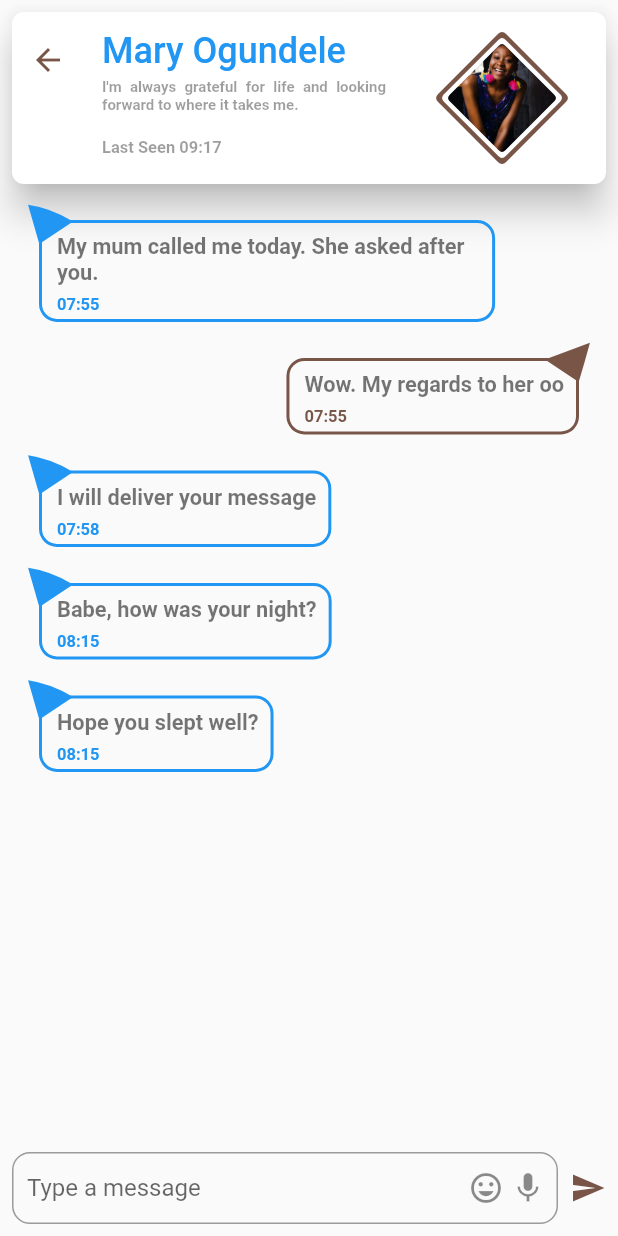
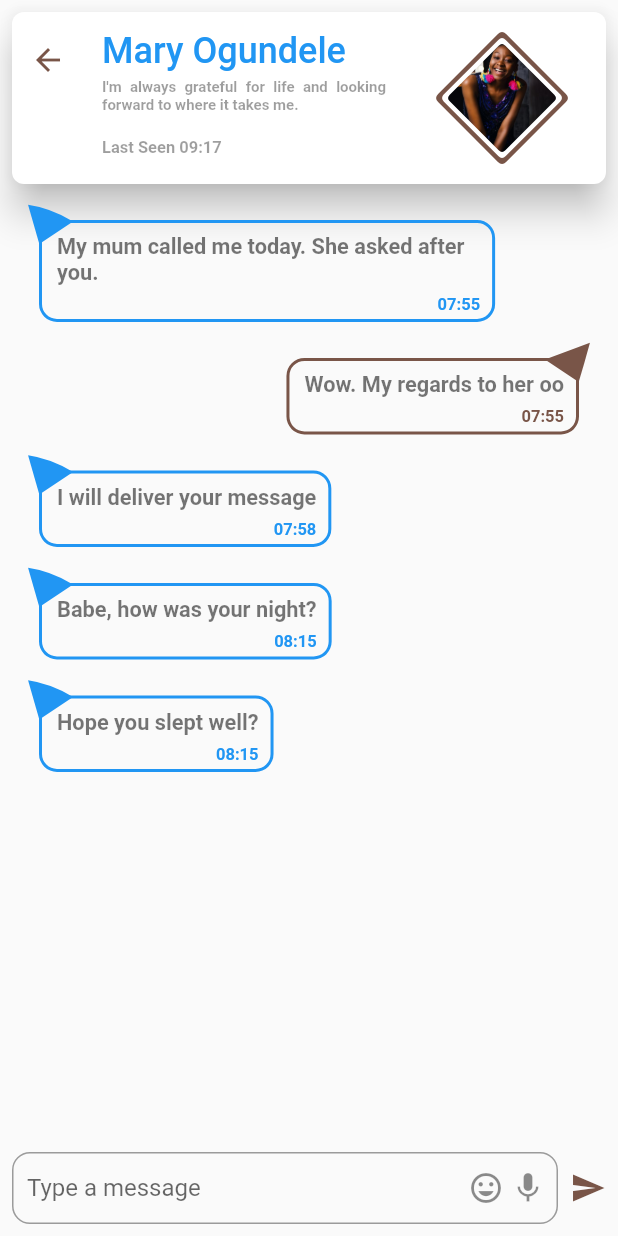
Before and after one commit to Aanu1995/flutter_ui_challenge_1, a Flutter app: the screen it shows after launch, after a tap on "Mary Ogundele", on a phone screen of 412 x 824 dp. Run offline on Flutter 3.47's test engine with Material 2 defaults, Android fonts, the phone set to English and light mode, and no system bars.

Commit message:
code improvement

```diff
--- a/lib/view/screens/chat/chat_page.dart
+++ b/lib/view/screens/chat/chat_page.dart
@@ -3,7 +3,7 @@ import 'package:flutter/material.dart';
 import 'package:ui_challenge_1/model/message.dart';
 import 'package:ui_challenge_1/view/utils/message_utils.dart';
 
-import 'components/chat_page_message_box.dart';
+import 'components/chat_page_messages.dart';
 import 'components/chat_page_profile_card.dart';
 import 'components/chat_page_textfield.dart';
 
@@ -34,13 +34,11 @@ class ChatPage extends StatelessWidget {
                   itemCount: messageList.length,
                   itemBuilder: (context, index) {
                     final message = messageList[index];
-                    return Align(
-                      alignment:
-                          message.isMe ? Alignment.topRight : Alignment.topLeft,
-                      child: MessageBox(
-                        message: message,
-                        color: color,
-                      ),
+                    return Messages(
+                      message: message.message,
+                      time: message.time,
+                      isMyMessage: message.isMe,
+                      color: color,
                     );
                   },
                 ),
--- a/lib/view/screens/chat/components/chat_page_message_box.dart
+++ /dev/null
@@ -1,105 +0,0 @@
-import 'package:flutter/material.dart';
-
-import 'package:ui_challenge_1/model/message.dart';
-import 'package:ui_challenge_1/view/components/clipper/dp_clipper.dart';
-
-class MessageBox extends StatelessWidget {
-  final Color color;
-  final Message message;
-
-  const MessageBox({this.color, this.message});
-
-  @override
-  Widget build(BuildContext context) {
-    double width = MediaQuery.of(context).size.width;
-    print(width * 0.02);
-    final colorContext = Theme.of(context);
-    return SizedBox(
-      child: Container(
-        child: Stack(
-          alignment: message.isMe ? Alignment.topRight : Alignment.topLeft,
-          children: <Widget>[
-            Container(
-              padding: EdgeInsets.only(left: 10.0, right: 8.0, bottom: 3.0),
-              margin: EdgeInsets.symmetric(vertical: 12).add(EdgeInsets.only(
-                left: message.isMe ? width * 0.16 : 10,
-                right: message.isMe ? 10 : width * 0.16,
-              )),
-              decoration: BoxDecoration(
-                borderRadius: message.isMe
-                    ? BorderRadius.only(
-                        topLeft: Radius.circular(12),
-                        bottomLeft: Radius.circular(12),
-                        bottomRight: Radius.circular(12),
-                      )
-                    : BorderRadius.only(
-                        topRight: Radius.circular(12),
-                        bottomLeft: Radius.circular(12),
-                        bottomRight: Radius.circular(12),
-                      ),
-                border: Border.all(
-                  width: 2.0,
-                  color: message.isMe ? color : Theme.of(context).primaryColor,
-                ),
-              ),
-              child: Column(
-                crossAxisAlignment: CrossAxisAlignment.start,
-                children: <Widget>[
-                  Padding(
-                    padding: const EdgeInsets.only(top: 8.0, bottom: 6.0),
-                    child: Text(
-                      message.message,
-                      textAlign: TextAlign.start,
-                      style: TextStyle(
-                        color: Colors.black54,
-                        fontSize: 14.5,
-                        fontWeight: FontWeight.w600,
-                      ),
-                    ),
-                  ),
-                  Text(
-                    message.time,
-                    style: TextStyle(
-                      color: message.isMe ? color : colorContext.primaryColor,
-                      fontSize: 11.0,
-                      fontWeight: FontWeight.w600,
-                    ),
-                  ),
-                ],
-              ),
-            ),
-            message.isMe
-                ? Positioned(
-                    top: 1,
-                    right: 2.7,
-                    child: Container(
-                      width: 30,
-                      height: 30,
-                      child: ClipPath(
-                        clipper: MessageClipper(),
-                        child: Container(
-                          color: color,
-                        ),
-                      ),
-                    ),
-                  )
-                : Positioned(
-                    top: 1,
-                    left: 2.7,
-                    child: Container(
-                      width: 30,
-                      height: 30,
-                      child: ClipPath(
-                        clipper: MessageClipper2(),
-                        child: Container(
-                          color: colorContext.primaryColor,
-                        ),
-                      ),
-                    ),
-                  )
-          ],
-        ),
-      ),
-    );
-  }
-}
--- /dev/null
+++ b/lib/view/screens/chat/components/chat_page_messages.dart
@@ -0,0 +1,50 @@
+import 'package:flutter/material.dart';
+
+import 'message.dart';
+
+class Messages extends StatelessWidget {
+  final Color color;
+  final String message;
+  final String time;
+  final bool isMyMessage;
+
+  const Messages(
+      {this.color = Colors.pink,
+      this.message,
+      this.time,
+      this.isMyMessage = true});
+
+  @override
+  Widget build(BuildContext context) {
+    Color primaryColor = Theme.of(context).primaryColor;
+    return MessageBox(
+      color: isMyMessage ? color : primaryColor,
+      isRight: isMyMessage ? true : false,
+      child: Column(
+        crossAxisAlignment: CrossAxisAlignment.end,
+        children: <Widget>[
+          Padding(
+            padding: const EdgeInsets.only(top: 8.0, bottom: 6.0),
+            child: Text(
+              message,
+              textAlign: TextAlign.start,
+              style: TextStyle(
+                color: Colors.black54,
+                fontSize: 14.5,
+                fontWeight: FontWeight.w600,
+              ),
+            ),
+          ),
+          Text(
+            time,
+            style: TextStyle(
+              color: isMyMessage ? color : primaryColor,
+              fontSize: 11.0,
+              fontWeight: FontWeight.w600,
+            ),
+          ),
+        ],
+      ),
+    );
+  }
+}
--- /dev/null
+++ b/lib/view/screens/chat/components/message.dart
@@ -0,0 +1,85 @@
+import 'package:flutter/material.dart';
+
+import 'package:ui_challenge_1/view/components/clipper/dp_clipper.dart';
+
+class MessageBox extends StatelessWidget {
+  final Widget child;
+  final bool isRight;
+  final Color color;
+  final EdgeInsetsGeometry padding;
+  const MessageBox({this.child, this.isRight = true, this.padding, this.color});
+
+  final double size = 30.0;
+  final double top = 1.0;
+  final double direction = 2.7;
+
+  @override
+  Widget build(BuildContext context) {
+    double width = MediaQuery.of(context).size.width;
+    Color primaryColor = Theme.of(context).primaryColor;
+    return Stack(
+      alignment: isRight ? Alignment.topRight : Alignment.topLeft,
+      children: <Widget>[
+        Container(
+          padding: padding ??
+              EdgeInsets.only(
+                left: 10.0,
+                right: 8.0,
+                bottom: 3.0,
+              ),
+          margin: EdgeInsets.symmetric(vertical: 12).add(EdgeInsets.only(
+            left: isRight ? width * 0.16 : 10,
+            right: isRight ? 10 : width * 0.16,
+          )),
+          decoration: BoxDecoration(
+            borderRadius: isRight
+                ? BorderRadius.only(
+                    topLeft: Radius.circular(12),
+                    bottomLeft: Radius.circular(12),
+                    bottomRight: Radius.circular(12),
+                  )
+                : BorderRadius.only(
+                    topRight: Radius.circular(12),
+                    bottomLeft: Radius.circular(12),
+                    bottomRight: Radius.circular(12),
+                  ),
+            border: Border.all(
+              width: 2.0,
+              color: color ?? primaryColor,
+            ),
+          ),
+          child: child,
+        ),
+        isRight
+            ? Positioned(
+                top: top,
+                right: direction,
+                child: Container(
+                  width: size,
+                  height: size,
+                  child: ClipPath(
+                    clipper: MessageClipper(),
+                    child: Container(
+                      color: color ?? primaryColor,
+                    ),
+                  ),
+                ),
+              )
+            : Positioned(
+                top: top,
+                left: direction,
+                child: Container(
+                  width: size,
+                  height: size,
+                  child: ClipPath(
+                    clipper: MessageClipper2(),
+                    child: Container(
+                      color: color ?? primaryColor,
+                    ),
+                  ),
+                ),
+              )
+      ],
+    );
+  }
+}
```
